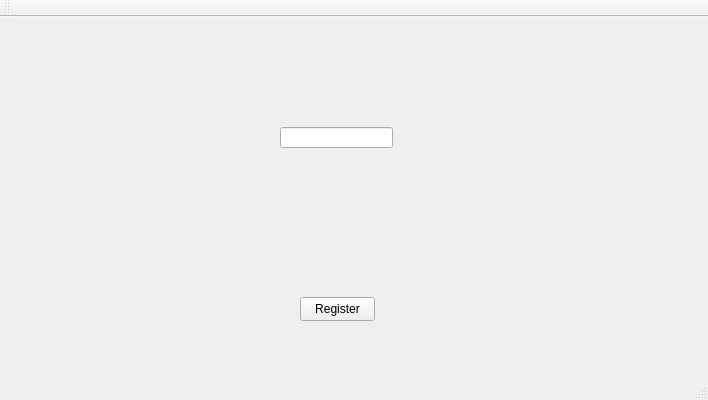
This is Gartic-Frontend/Gartic-Frontend/RegisterWindow.ui in rusuuu/Professional-Googlers as Qt 5 draws it before an edit. The edited form follows.
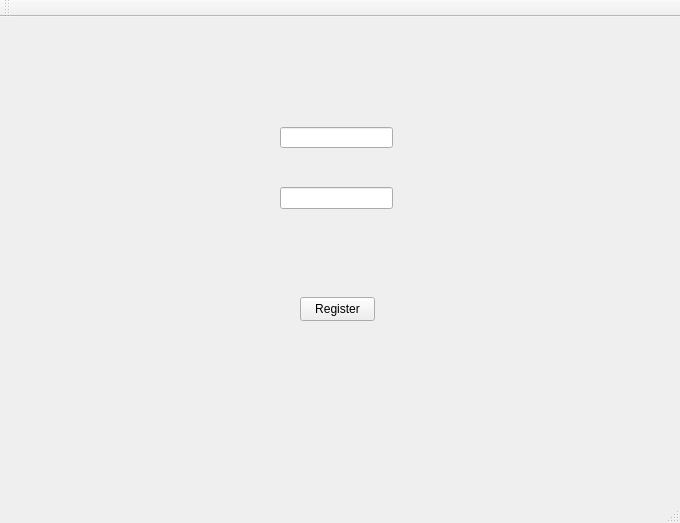
This is the edited form.

Commit message: Added Password Input text box in Register Page

What changed in the file:
```diff
--- a/Gartic-Frontend/Gartic-Frontend/RegisterWindow.ui
+++ b/Gartic-Frontend/Gartic-Frontend/RegisterWindow.ui
@@ -6,8 +6,8 @@
    <rect>
     <x>0</x>
     <y>0</y>
-    <width>708</width>
-    <height>400</height>
+    <width>680</width>
+    <height>523</height>
    </rect>
   </property>
   <property name="windowTitle">
@@ -37,6 +37,16 @@
      </rect>
     </property>
    </widget>
+   <widget class="QLineEdit" name="RegisterPasswordInput">
+    <property name="geometry">
+     <rect>
+      <x>280</x>
+      <y>170</y>
+      <width>113</width>
+      <height>22</height>
+     </rect>
+    </property>
+   </widget>
   </widget>
   <widget class="QMenuBar" name="menuBar">
    <property name="geometry">
```
Left out of the diff: 2 changed lines with no effect on the pictures.
